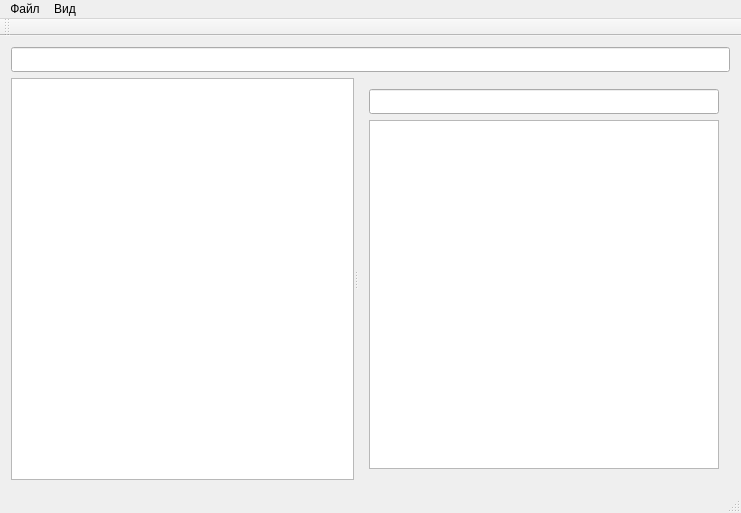
eugeen3/FileManager, file mainwindow.ui: the form before one commit.
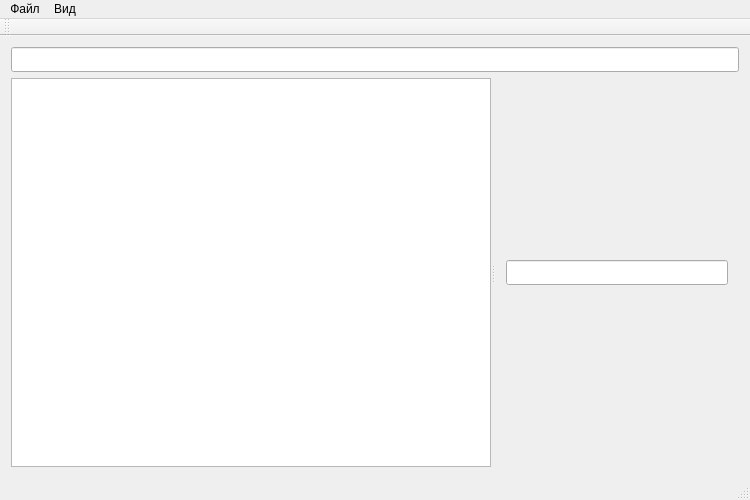
The form after the commit.

```diff
--- a/mainwindow.ui
+++ b/mainwindow.ui
@@ -6,8 +6,8 @@
    <rect>
     <x>0</x>
     <y>0</y>
-    <width>741</width>
-    <height>513</height>
+    <width>750</width>
+    <height>500</height>
    </rect>
   </property>
   <property name="windowTitle">
@@ -57,6 +57,12 @@
          <enum>Qt::Horizontal</enum>
         </property>
         <widget class="QTreeView" name="treeView">
+         <property name="sizePolicy">
+          <sizepolicy hsizetype="Fixed" vsizetype="Expanding">
+           <horstretch>0</horstretch>
+           <verstretch>0</verstretch>
+          </sizepolicy>
+         </property>
          <property name="minimumSize">
           <size>
            <width>100</width>
@@ -65,7 +71,7 @@
          </property>
          <property name="maximumSize">
           <size>
-           <width>1000000</width>
+           <width>100000</width>
            <height>16777215</height>
           </size>
          </property>
@@ -97,16 +103,6 @@
             </property>
            </widget>
           </item>
-          <item>
-           <widget class="QListView" name="listView">
-            <property name="minimumSize">
-             <size>
-              <width>100</width>
-              <height>0</height>
-             </size>
-            </property>
-           </widget>
-          </item>
          </layout>
         </widget>
        </widget>
@@ -120,8 +116,8 @@
     <rect>
      <x>0</x>
      <y>0</y>
-     <width>741</width>
-     <height>21</height>
+     <width>750</width>
+     <height>20</height>
     </rect>
    </property>
    <widget class="QMenu" name="menu">
```
Left out of the diff: 12 changed lines with no effect on the pictures.
